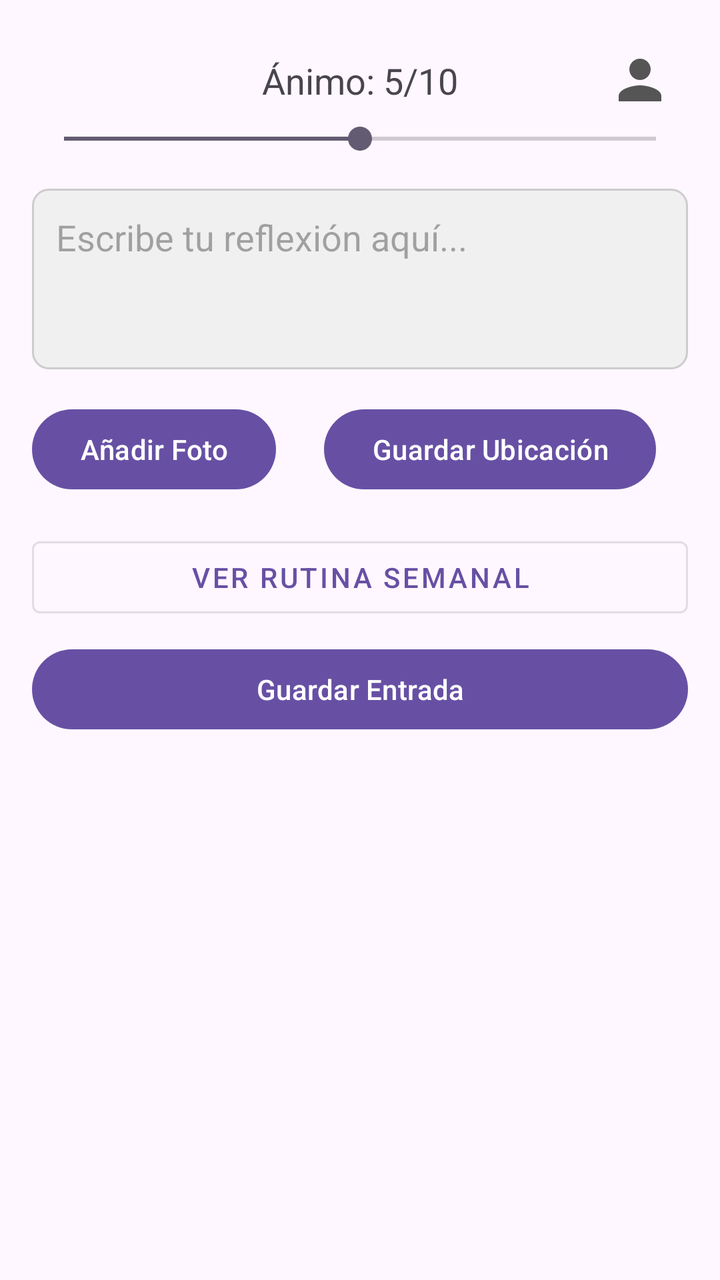
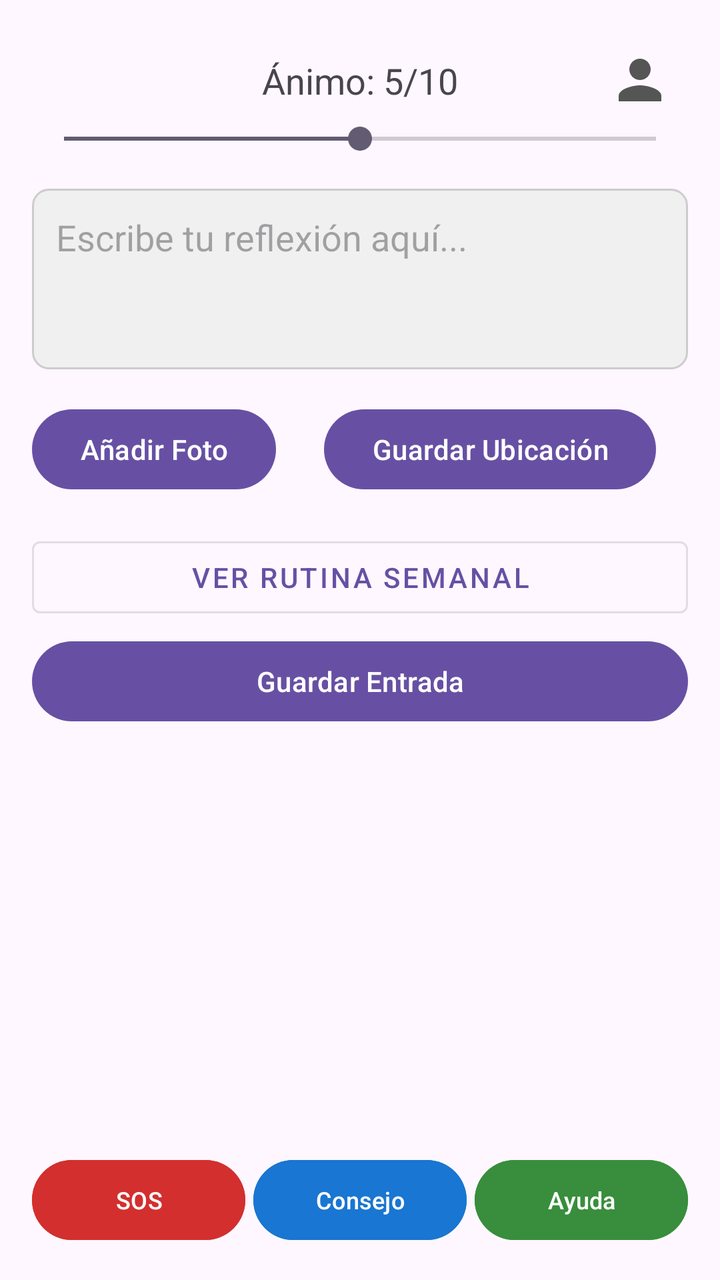

An Android layout rendered at two revisions. The XML below is the earlier revision; the diff shows what the commit changed to produce the second picture.
<!-- AndroidManifest.xml: application theme Theme.ClearYourMind -->
<!-- res/layout/activity_main.xml -->
<?xml version="1.0" encoding="utf-8"?>
<androidx.constraintlayout.widget.ConstraintLayout xmlns:android="http://schemas.android.com/apk/res/android"
    xmlns:app="http://schemas.android.com/apk/res-auto"
    xmlns:tools="http://schemas.android.com/tools"
    android:id="@+id/main"
    android:layout_width="match_parent"
    android:layout_height="match_parent"
    tools:context=".ui.MainActivity"
    android:padding="16dp">

    
    <ImageButton
        android:id="@+id/profileButton"
        android:layout_width="48dp"
        android:layout_height="48dp"
        android:src="@drawable/ic_user_avatar"
        android:background="?attr/selectableItemBackgroundBorderless"
        app:tint="#555555"
        android:scaleType="fitCenter"
        android:padding="8dp"
        app:layout_constraintTop_toTopOf="parent"
        app:layout_constraintEnd_toEndOf="parent" />

    <TextView
        android:id="@+id/moodDisplay"
        android:layout_width="wrap_content"
        android:layout_height="wrap_content"
        android:text="Ánimo: 5/10"
        android:textSize="18sp"
        app:layout_constraintTop_toTopOf="parent"
        app:layout_constraintStart_toStartOf="parent"
        app:layout_constraintEnd_toEndOf="parent"
        android:layout_marginTop="12dp"/>

    <SeekBar
        android:id="@+id/moodSeekBar"
        android:layout_width="0dp"
        android:layout_height="wrap_content"
        android:max="10"
        android:progress="5"
        app:layout_constraintTop_toBottomOf="@id/moodDisplay"
        app:layout_constraintStart_toStartOf="parent"
        app:layout_constraintEnd_toEndOf="parent"
        android:layout_marginTop="8dp"/>

    <EditText
        android:id="@+id/reflectionInput"
        android:layout_width="0dp"
        android:layout_height="wrap_content"
        android:hint="Escribe tu reflexión aquí..."
        android:inputType="textMultiLine"
        android:minLines="3"
        app:layout_constraintTop_toBottomOf="@id/moodSeekBar"
        app:layout_constraintStart_toStartOf="parent"
        app:layout_constraintEnd_toEndOf="parent"
        android:layout_marginTop="16dp"
        android:background="@drawable/rounded_edittext_background"
        android:padding="12dp"
        android:gravity="top"/>

    <Button
        android:id="@+id/cameraButton"
        android:layout_width="wrap_content"
        android:layout_height="wrap_content"
        android:text="Añadir Foto"
        app:layout_constraintTop_toBottomOf="@id/reflectionInput"
        app:layout_constraintStart_toStartOf="parent"
        android:layout_marginTop="16dp"/>

    <Button
        android:id="@+id/locationButton"
        android:layout_width="wrap_content"
        android:layout_height="wrap_content"
        android:text="Guardar Ubicación"
        app:layout_constraintTop_toBottomOf="@id/reflectionInput"
        app:layout_constraintStart_toEndOf="@id/cameraButton"
        app:layout_constraintEnd_toEndOf="parent"
        android:layout_marginStart="8dp"
        android:layout_marginTop="16dp"/>

    
    <Button
        android:id="@+id/routineButton"
        android:layout_width="0dp"
        android:layout_height="wrap_content"
        android:text="Ver Rutina Semanal"
        app:layout_constraintTop_toBottomOf="@id/cameraButton"
        app:layout_constraintStart_toStartOf="parent"
        app:layout_constraintEnd_toEndOf="parent"
        android:layout_marginTop="16dp"
        style="@style/Widget.MaterialComponents.Button.OutlinedButton"/>

    <Button
        android:id="@+id/saveButton"
        android:layout_width="0dp"
        android:layout_height="wrap_content"
        android:text="Guardar Entrada"
        app:layout_constraintTop_toBottomOf="@id/routineButton"
        app:layout_constraintStart_toStartOf="parent"
        app:layout_constraintEnd_toEndOf="parent"
        android:layout_marginTop="8dp"/>

    <androidx.recyclerview.widget.RecyclerView
        android:id="@+id/entriesRecyclerView"
        android:layout_width="0dp"
        android:layout_height="0dp"
        app:layout_constraintTop_toBottomOf="@id/saveButton"
        app:layout_constraintBottom_toBottomOf="parent"
        app:layout_constraintStart_toStartOf="parent"
        app:layout_constraintEnd_toEndOf="parent"
        android:layout_marginTop="16dp"/>

</androidx.constraintlayout.widget.ConstraintLayout>
<!-- resources referenced by this layout -->
<resources>
  <!-- drawable ic_user_avatar (drawable) -->
  <vector xmlns:android="http://schemas.android.com/apk/res/android"
      android:width="24dp"
      android:height="24dp"
      android:viewportWidth="24"
      android:viewportHeight="24"
      android:tint="#555555">
      <path
          android:fillColor="@android:color/white"
          android:pathData="M12,12c2.21,0 4,-1.79 4,-4s-1.79,-4 -4,-4 -4,1.79 -4,4 1.79,4 4,4zM12,14c-2.67,0 -8,1.34 -8,4v2h16v-2c0,-2.66 -5.33,-4 -8,-4z"/>
  </vector>
  <!-- drawable rounded_edittext_background (drawable) -->
  <?xml version="1.0" encoding="utf-8"?>
  <shape xmlns:android="http://schemas.android.com/apk/res/android">
      <solid android:color="#F0F0F0"/>
      <corners android:radius="8dp"/>
      <stroke android:width="1dp" android:color="#CCCCCC"/>
  </shape>
  <style name="Theme.ClearYourMind" parent="Base.Theme.ClearYourMind" />
  <style name="Base.Theme.ClearYourMind" parent="Theme.Material3.DayNight.NoActionBar">
          
          
      </style>
</resources>

<!-- the commit's change to res/layout/activity_main.xml (unified diff, before → after) -->
@@ -79,35 +79,80 @@
         android:layout_marginTop="16dp"/>
 
     
-    <Button
-        android:id="@+id/routineButton"
-        android:layout_width="0dp"
+    <LinearLayout
+        android:id="@+id/mainButtonsContainer"
+        android:layout_width="match_parent"
         android:layout_height="wrap_content"
-        android:text="Ver Rutina Semanal"
+        android:orientation="vertical"
         app:layout_constraintTop_toBottomOf="@id/cameraButton"
-        app:layout_constraintStart_toStartOf="parent"
-        app:layout_constraintEnd_toEndOf="parent"
-        android:layout_marginTop="16dp"
-        style="@style/Widget.MaterialComponents.Button.OutlinedButton"/>
+        android:layout_marginTop="16dp">
 
-    <Button
-        android:id="@+id/saveButton"
-        android:layout_width="0dp"
-        android:layout_height="wrap_content"
-        android:text="Guardar Entrada"
-        app:layout_constraintTop_toBottomOf="@id/routineButton"
-        app:layout_constraintStart_toStartOf="parent"
-        app:layout_constraintEnd_toEndOf="parent"
-        android:layout_marginTop="8dp"/>
+        <Button
+            android:id="@+id/routineButton"
+            android:layout_width="match_parent"
+            android:layout_height="wrap_content"
+            android:text="Ver Rutina Semanal"
+            style="@style/Widget.MaterialComponents.Button.OutlinedButton"/>
+
+        <Button
+            android:id="@+id/saveButton"
+            android:layout_width="match_parent"
+            android:layout_height="wrap_content"
+            android:text="Guardar Entrada"
+            android:layout_marginTop="4dp"/>
+    </LinearLayout>
 
     <androidx.recyclerview.widget.RecyclerView
         android:id="@+id/entriesRecyclerView"
         android:layout_width="0dp"
         android:layout_height="0dp"
-        app:layout_constraintTop_toBottomOf="@id/saveButton"
-        app:layout_constraintBottom_toBottomOf="parent"
+        app:layout_constraintTop_toBottomOf="@id/mainButtonsContainer"
+        app:layout_constraintBottom_toTopOf="@id/bottomButtonsContainer"
         app:layout_constraintStart_toStartOf="parent"
         app:layout_constraintEnd_toEndOf="parent"
-        android:layout_marginTop="16dp"/>
+        android:layout_marginTop="8dp"
+        android:layout_marginBottom="8dp"/>
+
+    
+    <LinearLayout
+        android:id="@+id/bottomButtonsContainer"
+        android:layout_width="match_parent"
+        android:layout_height="wrap_content"
+        android:orientation="horizontal"
+        android:weightSum="3"
+        app:layout_constraintBottom_toBottomOf="parent">
+
+        <Button
+            android:id="@+id/btnPanic"
+            android:layout_width="0dp"
+            android:layout_height="wrap_content"
+            android:layout_weight="1"
+            android:text="SOS"
+            android:backgroundTint="#D32F2F"
+            android:textColor="#FFF"
+            android:textSize="12sp"
+            android:layout_marginEnd="4dp"/>
+
+        <Button
+            android:id="@+id/btnAdvice"
+            android:layout_width="0dp"
+            android:layout_height="wrap_content"
+            android:layout_weight="1"
+            android:text="Consejo"
+            android:backgroundTint="#1976D2"
+            android:textColor="#FFF"
+            android:textSize="12sp"
+            android:layout_marginEnd="4dp"/>
+
+        <Button
+            android:id="@+id/btnPsychologist"
+            android:layout_width="0dp"
+            android:layout_height="wrap_content"
+            android:layout_weight="1"
+            android:text="Ayuda"
+            android:backgroundTint="#388E3C"
+            android:textColor="#FFF"
+            android:textSize="12sp"/>
+    </LinearLayout>
 
 </androidx.constraintlayout.widget.ConstraintLayout>
